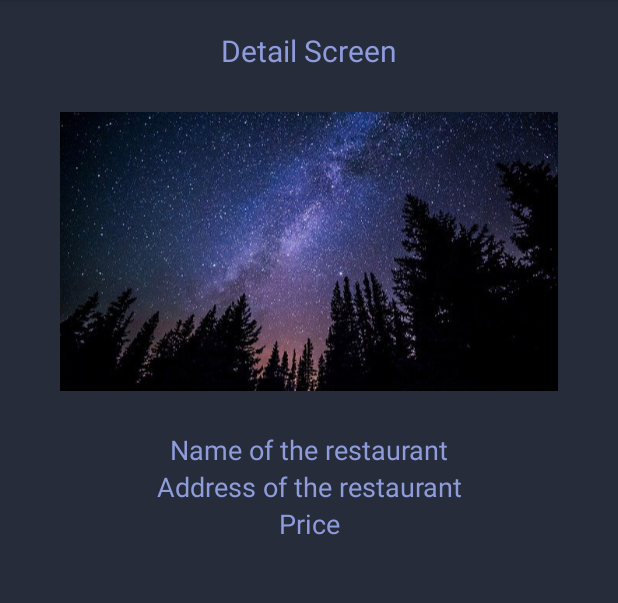
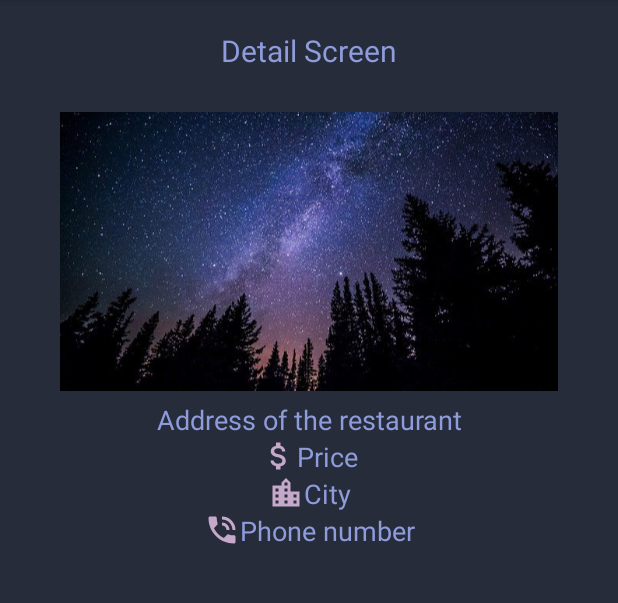
Before and after one commit to Reasz/AndroidProject, an Android app: the fragment DetailScreenFragment placed in its activity, on a phone screen of 412 x 824 dp, the part 84-687 px from its top. Run offline under Robolectric (Android 15) with nearby library versions, the phone set to English and light mode, and no system bars; our stand-ins replace navigation-ui; pictures from the network do not load; 8 statements that could not run were skipped.

Commit message:
DetailScreenFragment.kt updated, more details displayed, call on click, show place in goggle maps on click added ic_city.xml, ic_phone.xml, ic_price.xml drawable files added for the detail screen fragment_detail_screen.xml file updated to display more details about the restaurant strings.xml updated for the new displayed details

```diff
--- a/app/src/main/java/com/example/foodproject/frg/DetailScreenFragment.kt
+++ b/app/src/main/java/com/example/foodproject/frg/DetailScreenFragment.kt
@@ -1,16 +1,17 @@
 package com.example.foodproject.frg
 
+import android.content.Intent
+import android.net.Uri
 import android.os.Bundle
-import androidx.fragment.app.Fragment
 import android.view.LayoutInflater
 import android.view.View
 import android.view.ViewGroup
 import android.widget.ImageView
+import androidx.fragment.app.Fragment
 import androidx.navigation.fragment.navArgs
 import com.bumptech.glide.Glide
 import com.example.foodproject.R
 import kotlinx.android.synthetic.main.fragment_detail_screen.view.*
-import kotlinx.android.synthetic.main.restaurant_item.view.*
 
 
 /**
@@ -42,6 +43,21 @@ class DetailScreenFragment : Fragment() {
             .load(R.mipmap.milky_way)
             .into(yourImageView)
 
+        view.restaurantDetailPhoneTextView.setOnClickListener{
+            val callIntent = Intent(Intent.ACTION_DIAL)
+            callIntent.data = Uri.parse("tel:${view.restaurantDetailPhoneTextView.text}")
+            startActivity(callIntent)
+        }
+
+        val ln = args.selectedRestaurant.lng
+        val lat = args.selectedRestaurant.lat
+
+        view.restaurantDetailAddressTextView.setOnClickListener{
+            val intent = Intent(Intent.ACTION_VIEW)
+            intent.data = Uri.parse("https://www.google.com/maps/search/?api=1&query=$lat,$ln")
+            startActivity(intent)
+        }
+
         return view
     }
 
@@ -50,6 +66,8 @@ class DetailScreenFragment : Fragment() {
         view.restaurantDetailTitleTextView.text = args.selectedRestaurant.name
         view.restaurantDetailPriceTextView.text = args.selectedRestaurant.price
         view.restaurantDetailAddressTextView.text = args.selectedRestaurant.address
+        view.restaurantDetailCityTextView.text = args.selectedRestaurant.city
+        view.restaurantDetailPhoneTextView.text = args.selectedRestaurant.phone.toString()
     }
 
 }
--- /dev/null
+++ b/app/src/main/res/drawable/ic_city.xml
@@ -0,0 +1,5 @@
+<vector android:height="24dp" android:tint="#C6A9CA"
+    android:viewportHeight="24" android:viewportWidth="24"
+    android:width="24dp" xmlns:android="http://schemas.android.com/apk/res/android">
+    <path android:fillColor="@android:color/white" android:pathData="M15,11L15,5l-3,-3 -3,3v2L3,7v14h18L21,11h-6zM7,19L5,19v-2h2v2zM7,15L5,15v-2h2v2zM7,11L5,11L5,9h2v2zM13,19h-2v-2h2v2zM13,15h-2v-2h2v2zM13,11h-2L11,9h2v2zM13,7h-2L11,5h2v2zM19,19h-2v-2h2v2zM19,15h-2v-2h2v2z"/>
+</vector>
--- /dev/null
+++ b/app/src/main/res/drawable/ic_phone.xml
@@ -0,0 +1,5 @@
+<vector android:height="24dp" android:tint="#C6A9CA"
+    android:viewportHeight="24" android:viewportWidth="24"
+    android:width="24dp" xmlns:android="http://schemas.android.com/apk/res/android">
+    <path android:fillColor="@android:color/white" android:pathData="M20,15.5c-1.25,0 -2.45,-0.2 -3.57,-0.57 -0.35,-0.11 -0.74,-0.03 -1.02,0.24l-2.2,2.2c-2.83,-1.44 -5.15,-3.75 -6.59,-6.59l2.2,-2.21c0.28,-0.26 0.36,-0.65 0.25,-1C8.7,6.45 8.5,5.25 8.5,4c0,-0.55 -0.45,-1 -1,-1L4,3c-0.55,0 -1,0.45 -1,1 0,9.39 7.61,17 17,17 0.55,0 1,-0.45 1,-1v-3.5c0,-0.55 -0.45,-1 -1,-1zM19,12h2c0,-4.97 -4.03,-9 -9,-9v2c3.87,0 7,3.13 7,7zM15,12h2c0,-2.76 -2.24,-5 -5,-5v2c1.66,0 3,1.34 3,3z"/>
+</vector>
--- /dev/null
+++ b/app/src/main/res/drawable/ic_price.xml
@@ -0,0 +1,5 @@
+<vector android:height="24dp" android:tint="#C6A9CA"
+    android:viewportHeight="24" android:viewportWidth="24"
+    android:width="24dp" xmlns:android="http://schemas.android.com/apk/res/android">
+    <path android:fillColor="@android:color/white" android:pathData="M11.8,10.9c-2.27,-0.59 -3,-1.2 -3,-2.15 0,-1.09 1.01,-1.85 2.7,-1.85 1.78,0 2.44,0.85 2.5,2.1h2.21c-0.07,-1.72 -1.12,-3.3 -3.21,-3.81V3h-3v2.16c-1.94,0.42 -3.5,1.68 -3.5,3.61 0,2.31 1.91,3.46 4.7,4.13 2.5,0.6 3,1.48 3,2.41 0,0.69 -0.49,1.79 -2.7,1.79 -2.06,0 -2.87,-0.92 -2.98,-2.1h-2.2c0.12,2.19 1.76,3.42 3.68,3.83V21h3v-2.15c1.95,-0.37 3.5,-1.5 3.5,-3.55 0,-2.84 -2.43,-3.81 -4.7,-4.4z"/>
+</vector>
--- a/app/src/main/res/layout/fragment_detail_screen.xml
+++ b/app/src/main/res/layout/fragment_detail_screen.xml
@@ -10,7 +10,7 @@
 
     <!-- TODO: Update blank fragment layout -->
     <TextView
-        android:id="@+id/detailScreenTextView"
+        android:id="@+id/restaurantDetailTitleTextView"
         android:layout_width="wrap_content"
         android:layout_height="wrap_content"
         android:text="@string/detail_screen_fragment"
@@ -28,22 +28,10 @@
         android:layout_margin="20dp"
         tools:src="@tools:sample/backgrounds/scenic"
         android:contentDescription="@string/restaurant_picture"
-        app:layout_constraintTop_toBottomOf="@id/detailScreenTextView"
+        app:layout_constraintTop_toBottomOf="@id/restaurantDetailTitleTextView"
         app:layout_constraintStart_toStartOf="parent"
         app:layout_constraintEnd_toEndOf="parent"
         />
-
-    <TextView
-        android:id="@+id/restaurantDetailTitleTextView"
-        android:layout_width="wrap_content"
-        android:layout_height="wrap_content"
-        android:text="@string/restaurant_title"
-        android:textColor="@color/colorAccent"
-        android:textSize="18sp"
-        android:layout_margin="20dp"
-        app:layout_constraintTop_toBottomOf="@id/restaurantDetailImageView"
-        app:layout_constraintStart_toStartOf="parent"
-        app:layout_constraintEnd_toEndOf="parent"/>
 
     <TextView
         android:id="@+id/restaurantDetailAddressTextView"
@@ -52,7 +40,7 @@
         android:text="@string/restaurant_address"
         android:textColor="@color/colorAccent"
         android:textSize="18sp"
-        app:layout_constraintTop_toBottomOf="@id/restaurantDetailTitleTextView"
+        app:layout_constraintTop_toBottomOf="@id/restaurantDetailImageView"
         app:layout_constraintStart_toStartOf="parent"
         app:layout_constraintEnd_toEndOf="parent"/>
 
@@ -65,7 +53,32 @@
         android:textSize="18sp"
         app:layout_constraintTop_toBottomOf="@id/restaurantDetailAddressTextView"
         app:layout_constraintStart_toStartOf="parent"
-        app:layout_constraintEnd_toEndOf="parent"/>
+        app:layout_constraintEnd_toEndOf="parent"
+        android:drawableLeft="@drawable/ic_price"/>
+
+    <TextView
+        android:id="@+id/restaurantDetailCityTextView"
+        android:layout_width="wrap_content"
+        android:layout_height="wrap_content"
+        android:text="@string/city"
+        android:textColor="@color/colorAccent"
+        android:textSize="18sp"
+        app:layout_constraintTop_toBottomOf="@id/restaurantDetailPriceTextView"
+        app:layout_constraintStart_toStartOf="parent"
+        app:layout_constraintEnd_toEndOf="parent"
+        android:drawableLeft="@drawable/ic_city"/>
+
+    <TextView
+        android:id="@+id/restaurantDetailPhoneTextView"
+        android:layout_width="wrap_content"
+        android:layout_height="wrap_content"
+        android:text="@string/phone"
+        android:textColor="@color/colorAccent"
+        android:textSize="18sp"
+        app:layout_constraintTop_toBottomOf="@id/restaurantDetailCityTextView"
+        app:layout_constraintStart_toStartOf="parent"
+        app:layout_constraintEnd_toEndOf="parent"
+        android:drawableLeft="@drawable/ic_phone"/>
 
 
 </androidx.constraintlayout.widget.ConstraintLayout>
--- a/app/src/main/res/values/strings.xml
+++ b/app/src/main/res/values/strings.xml
@@ -19,6 +19,9 @@
     <string name="restaurant_picture">Picture of the restaurant</string>
     <string name="favorite_icon">Favorite icon</string>
 
+    <string name="city">City</string>
+    <string name="phone">Phone number</string>
+
     <string name="username">Username</string>
     <string name="password">Password</string>
     <string name="login">Login</string>
```
